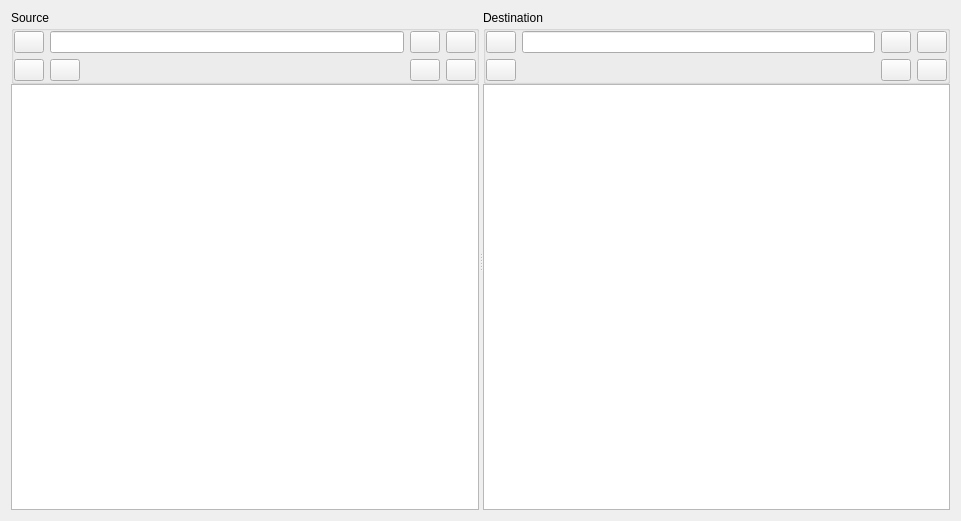
Before: the Qt Designer form Libs/UserInterfaces/SourceBrowser.ui in AltaArts/SourceTab--Prism-Plugin, drawn with Qt 5.
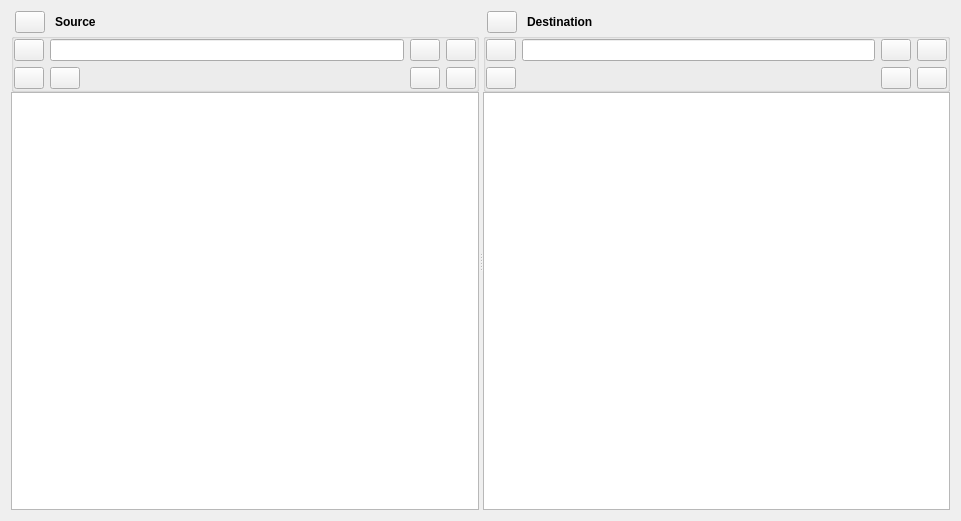
After: the same form once the commit is applied.

Commit message:
Add Help Button Tooltip and URL
- This adds a dynamic tooltip to the Help Button
- Clicking the tooltip will launch the Browser to the GitHub Repo Help pages

Patch:
```diff
--- a/Libs/UserInterfaces/SourceBrowser.ui
+++ b/Libs/UserInterfaces/SourceBrowser.ui
@@ -50,8 +50,57 @@
        </property>
        <item>
         <layout class="QHBoxLayout" name="lo_source_title">
+         <property name="leftMargin">
+          <number>4</number>
+         </property>
+         <item>
+          <widget class="QPushButton" name="b_tips_source">
+           <property name="sizePolicy">
+            <sizepolicy hsizetype="Fixed" vsizetype="Fixed">
+             <horstretch>0</horstretch>
+             <verstretch>0</verstretch>
+            </sizepolicy>
+           </property>
+           <property name="minimumSize">
+            <size>
+             <width>30</width>
+             <height>0</height>
+            </size>
+           </property>
+           <property name="maximumSize">
+            <size>
+             <width>30</width>
+             <height>16777215</height>
+            </size>
+           </property>
+           <property name="text">
+            <string/>
+           </property>
+          </widget>
+         </item>
+         <item>
+          <spacer name="horizontalSpacer">
+           <property name="orientation">
+            <enum>Qt::Horizontal</enum>
+           </property>
+           <property name="sizeType">
+            <enum>QSizePolicy::Fixed</enum>
+           </property>
+           <property name="sizeHint" stdset="0">
+            <size>
+             <width>10</width>
+             <height>20</height>
+            </size>
+           </property>
+          </spacer>
+         </item>
          <item>
           <widget class="QLabel" name="l_source_title">
+           <property name="font">
+            <font>
+             <bold>true</bold>
+            </font>
+           </property>
            <property name="text">
             <string>Source</string>
            </property>
@@ -328,6 +377,50 @@
        </property>
        <item>
         <layout class="QHBoxLayout" name="lo_dest_title">
+         <property name="leftMargin">
+          <number>4</number>
+         </property>
+         <item>
+          <widget class="QPushButton" name="b_tips_dest">
+           <property name="sizePolicy">
+            <sizepolicy hsizetype="Fixed" vsizetype="Fixed">
+             <horstretch>0</horstretch>
+             <verstretch>0</verstretch>
+            </sizepolicy>
+           </property>
+           <property name="minimumSize">
+            <size>
+             <width>30</width>
+             <height>0</height>
+            </size>
+           </property>
+           <property name="maximumSize">
+            <size>
+             <width>30</width>
+             <height>16777215</height>
+            </size>
+           </property>
+           <property name="text">
+            <string/>
+           </property>
+          </widget>
+         </item>
+         <item>
+          <spacer name="horizontalSpacer_3">
+           <property name="orientation">
+            <enum>Qt::Horizontal</enum>
+           </property>
+           <property name="sizeType">
+            <enum>QSizePolicy::Fixed</enum>
+           </property>
+           <property name="sizeHint" stdset="0">
+            <size>
+             <width>10</width>
+             <height>20</height>
+            </size>
+           </property>
+          </spacer>
+         </item>
          <item>
           <widget class="QLabel" name="l_dest_title">
            <property name="sizePolicy">
@@ -336,6 +429,11 @@
              <verstretch>0</verstretch>
             </sizepolicy>
            </property>
+           <property name="font">
+            <font>
+             <bold>true</bold>
+            </font>
+           </property>
            <property name="text">
             <string>Destination</string>
            </property>
```
The commit also changes 4 other files.
